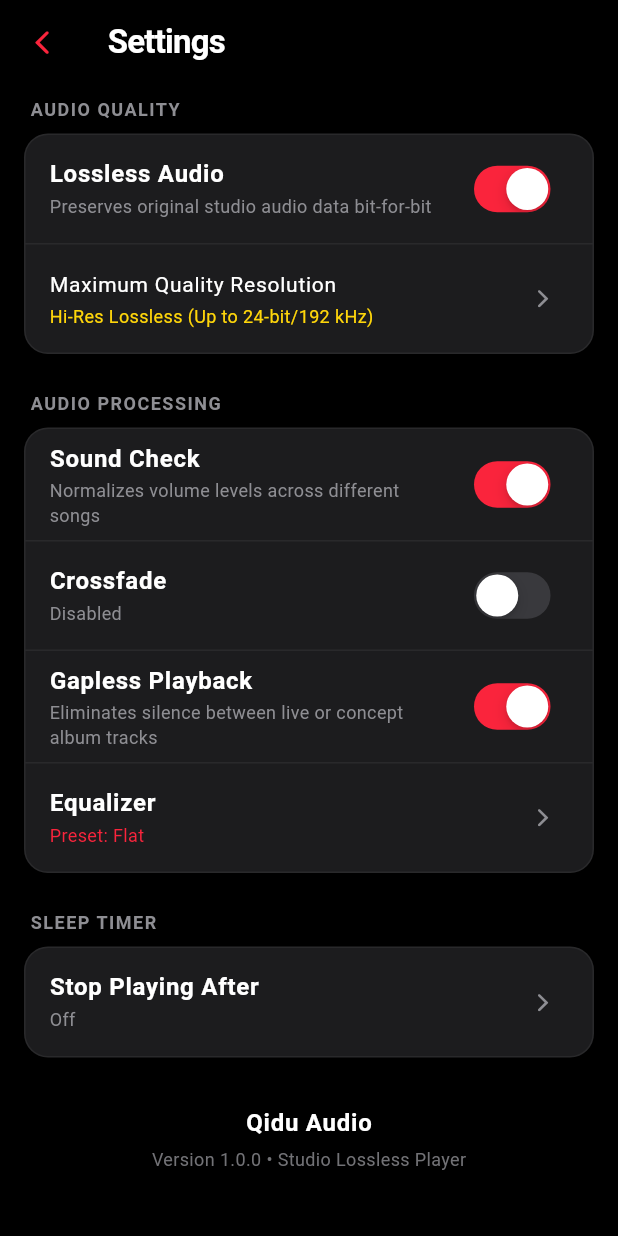
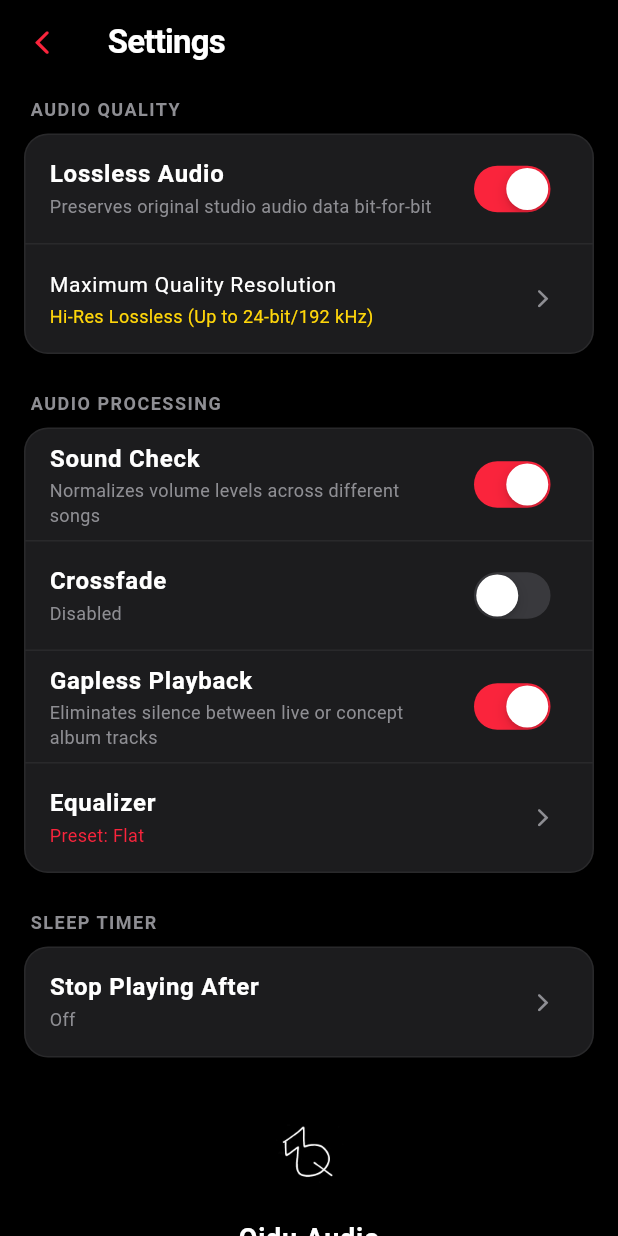
Before and after one commit to mwdharmaaa/kidu, a Flutter app: the screen it shows after launch, after a tap on an icon or button, on a phone screen of 412 x 824 dp. Run offline on Flutter 3.47's test engine with Material 3 defaults, Android fonts, the phone set to English and light mode, and no system bars; our stand-ins replace just_audio, just_audio_background, on_audio_query, palette_generator, permission_handler.

Commit message:
feat(branding): configure official Qidu minimalist logo as Android launcher icon & in-app branding

```diff
--- a/lib/views/home/home_screen.dart
+++ b/lib/views/home/home_screen.dart
@@ -171,14 +171,28 @@ class _HomeScreenState extends State<HomeScreen> {
               child: Row(
                 mainAxisAlignment: MainAxisAlignment.spaceBetween,
                 children: [
+                  Row(
+                    children: [
+                      ClipRRect(
+                        borderRadius: BorderRadius.circular(8),
+                        child: Image.asset(
+                          'assets/icon/logo.png',
+                          width: 34,
+                          height: 34,
+                          fit: BoxFit.cover,
+                        ),
+                      ),
+                      const SizedBox(width: 10),
                       const Text(
                         "Qidu",
                         style: TextStyle(
                           color: QiduTheme.textPrimary,
-                      fontSize: 34,
+                          fontSize: 32,
                           fontWeight: FontWeight.bold,
                           letterSpacing: -0.8,
                         ),
+                      ),
+                    ],
                   ),
                   Row(
                     children: [
--- a/lib/views/settings/settings_screen.dart
+++ b/lib/views/settings/settings_screen.dart
@@ -260,18 +260,28 @@ class SettingsScreen extends StatelessWidget {
           Center(
             child: Column(
               children: [
+                ClipRRect(
+                  borderRadius: BorderRadius.circular(16),
+                  child: Image.asset(
+                    'assets/icon/logo.png',
+                    width: 64,
+                    height: 64,
+                    fit: BoxFit.cover,
+                  ),
+                ),
+                const SizedBox(height: 12),
                 const Text(
                   "Qidu Audio",
                   style: TextStyle(
                     color: QiduTheme.textPrimary,
                     fontWeight: FontWeight.bold,
-                    fontSize: 16,
+                    fontSize: 18,
                     letterSpacing: 0.5,
                   ),
                 ),
                 const SizedBox(height: 4),
                 Text(
-                  "Version 1.0.0 • Studio Lossless Player",
+                  "Version 1.1.0 • Studio Lossless Player",
                   style: TextStyle(
                     color: QiduTheme.textSecondary.withOpacity(0.8),
                     fontSize: 12,
--- a/pubspec.yaml
+++ b/pubspec.yaml
@@ -24,3 +24,5 @@ dev_dependencies:
 
 flutter:
   uses-material-design: true
+  assets:
+    - assets/icon/
```
Also changed, not shown: assets/icon/logo.png (added), assets/icon/logo_512.png (added), 11 other files. Lines whose indentation alone changed are shown as unchanged.
